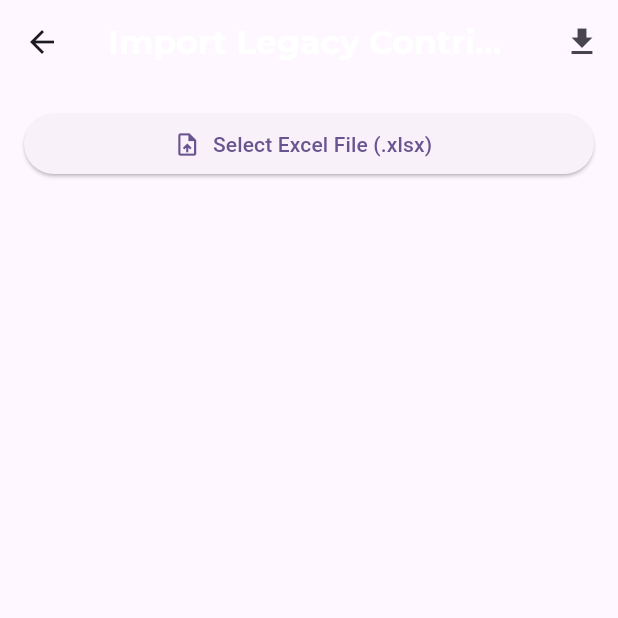
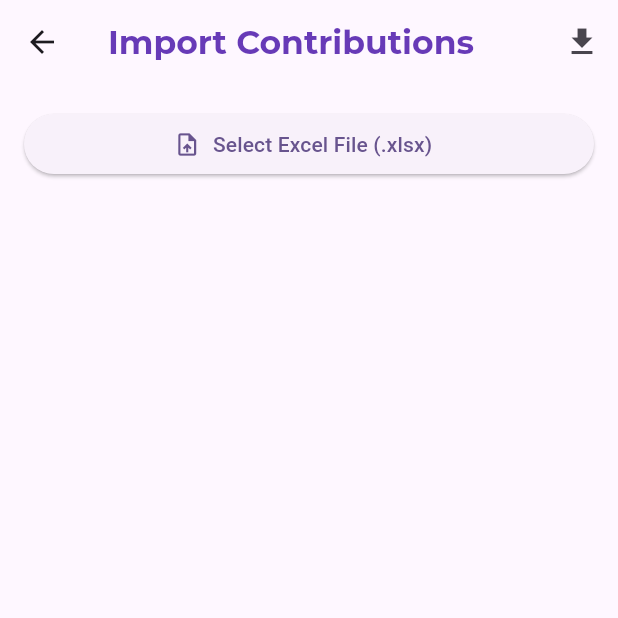
Before and after one commit to sylvicruza/HeavensConnectMobileApp, a Flutter app: the ImportLegacyContributionsScreen screen opened by its route, on a phone screen of 412 x 824 dp, the top half of it. Run offline on Flutter 3.47's test engine with Material 3 defaults, Android fonts, the phone set to English and light mode, and no system bars; our stand-ins replace dropdown_search, file_picker, fl_chart, flutter_secure_storage, flutter_speed_dial, google_fonts and 6 more; missing offline and left inert: excel, syncfusion_flutter_xlsio; accounts and stored records are empty.

Commit message:
Make import contributions visible

```diff
--- a/lib/screens/admin/contributions/legacy_contribution_screen.dart
+++ b/lib/screens/admin/contributions/legacy_contribution_screen.dart
@@ -137,7 +137,7 @@ class _ImportLegacyContributionsScreenState extends State<ImportLegacyContributi
   Widget build(BuildContext context) {
     return Scaffold(
       appBar: AppBar(
-        title: Text('Import Legacy Contributions', style: montserratTextStyle(fontWeight: FontWeight.bold, color: Colors.white)),
+        title: Text('Import Contributions', style: montserratTextStyle(fontWeight: FontWeight.bold, color: AppTheme.themeColor)),
         actions: [
           IconButton(
             icon: const Icon(Icons.download),
--- a/pubspec.yaml
+++ b/pubspec.yaml
@@ -16,7 +16,7 @@ publish_to: 'none' # Remove this line if you wish to publish to pub.dev
 # https://developer.apple.com/library/archive/documentation/General/Reference/InfoPlistKeyReference/Articles/CoreFoundationKeys.html
 # In Windows, build-name is used as the major, minor, and patch parts
 # of the product and file versions while build-number is used as the build suffix.
-version: 1.0.0+10
+version: 1.0.0+12
 
 environment:
   sdk: '>=3.4.4 <4.0.0'
```
